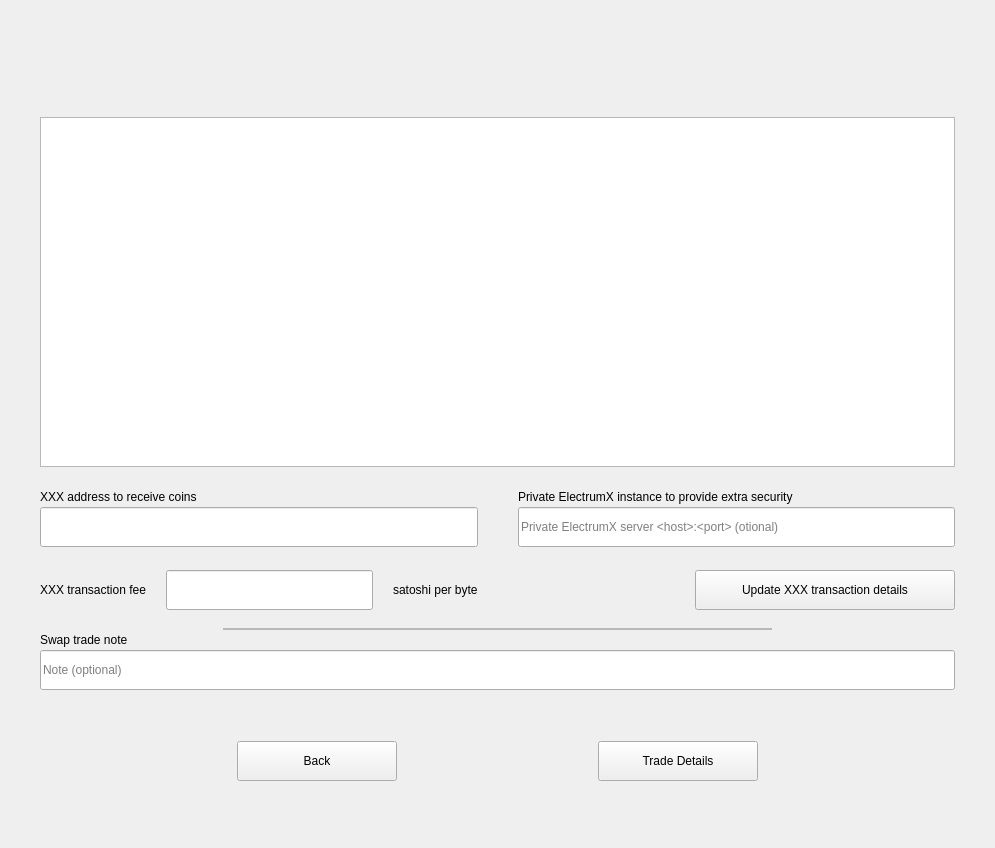
First picture: the form in windows_desktop/s_editswap_w.ui, repository 0xkobe/mwc-wallet, before the edit.
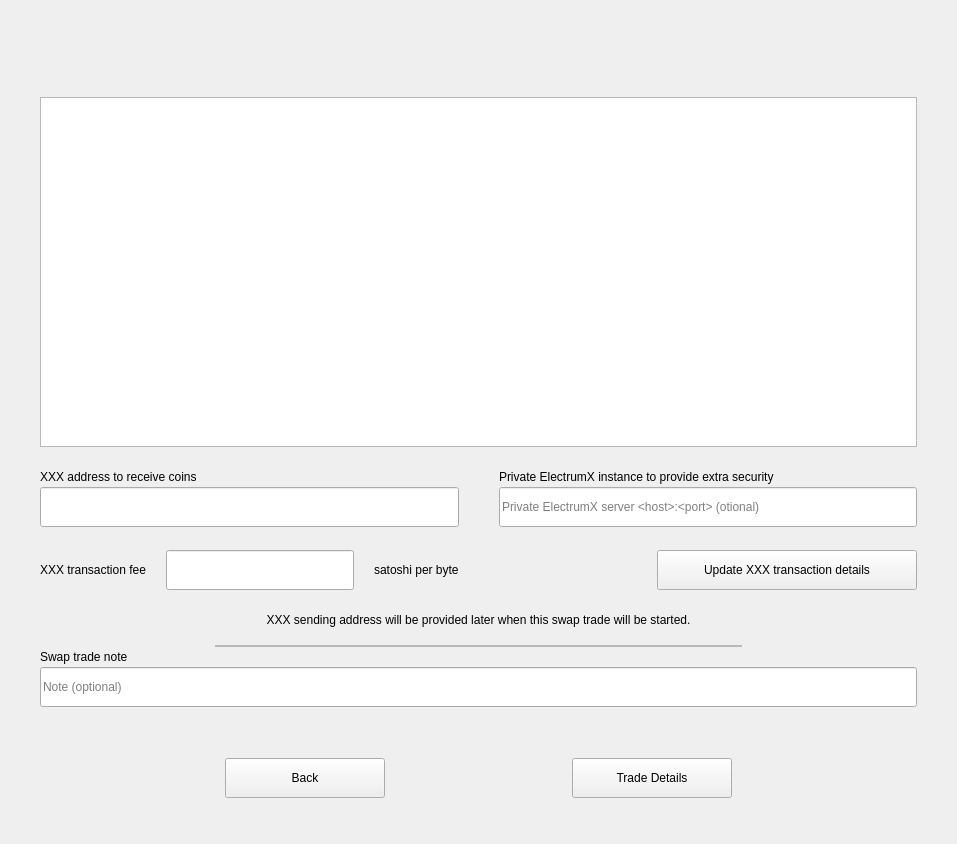
Second picture: the form after the edit. Custom widgets are drawn as their Qt base class.

Commit message: https://github.com/mwcproject/mwc-qt-wallet/issues/665 - some UI issues

```diff
--- a/windows_desktop/s_editswap_w.ui
+++ b/windows_desktop/s_editswap_w.ui
@@ -6,14 +6,14 @@
    <rect>
     <x>0</x>
     <y>0</y>
-    <width>995</width>
-    <height>848</height>
+    <width>957</width>
+    <height>844</height>
    </rect>
   </property>
   <property name="windowTitle">
    <string>Form</string>
   </property>
-  <layout class="QVBoxLayout" name="verticalLayout_3" stretch="0,1,0,0,0,0,0,0,0,0,0,0,0">
+  <layout class="QVBoxLayout" name="verticalLayout_3" stretch="0,1,0,0,0,0,0,0,0,0,0,0,0,0,0">
    <property name="spacing">
     <number>3</number>
    </property>
@@ -271,7 +271,7 @@
          </property>
          <property name="minimumSize">
           <size>
-           <width>80</width>
+           <width>120</width>
            <height>40</height>
           </size>
          </property>
@@ -357,6 +357,32 @@
      </item>
     </layout>
    </item>
+   <item>
+    <spacer name="accept_verticalSpacer">
+     <property name="orientation">
+      <enum>Qt::Vertical</enum>
+     </property>
+     <property name="sizeType">
+      <enum>QSizePolicy::Fixed</enum>
+     </property>
+     <property name="sizeHint" stdset="0">
+      <size>
+       <width>20</width>
+       <height>20</height>
+      </size>
+     </property>
+    </spacer>
+   </item>
+   <item>
+    <widget class="control::MwcLabelNormal" name="accept_note">
+     <property name="text">
+      <string>XXX sending address will be provided later when this swap trade will be started.</string>
+     </property>
+     <property name="alignment">
+      <set>Qt::AlignCenter</set>
+     </property>
+    </widget>
+   </item>
    <item>
     <layout class="QHBoxLayout" name="horizontalLayout_5" stretch="1,3,1">
      <property name="spacing">
@@ -675,6 +701,11 @@
    <extends>QPushButton</extends>
    <header>control_desktop/MwcPushButton.h</header>
   </customwidget>
+  <customwidget>
+   <class>control::MwcLabelProgress</class>
+   <extends>QLabel</extends>
+   <header>control_desktop/MwcLabelProgress.h</header>
+  </customwidget>
   <customwidget>
    <class>control::MwcLabelNormal</class>
    <extends>QLabel</extends>
@@ -696,11 +727,6 @@
    <header>control_desktop/MwcFrameWithBorder.h</header>
    <container>1</container>
   </customwidget>
-  <customwidget>
-   <class>control::MwcLabelProgress</class>
-   <extends>QLabel</extends>
-   <header>control_desktop/MwcLabelProgress.h</header>
-  </customwidget>
  </customwidgets>
  <tabstops>
   <tabstop>tradeDesriptionLabel</tabstop>
```
The commit also changes 4 other files.
